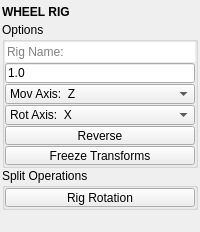
Old version of the form mayatk/rig_utils/wheel_rig.ui in the repository m3trik/mayatk.
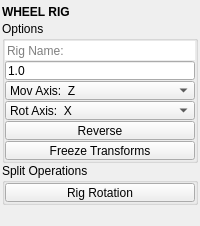
New version of the form. Custom widgets are drawn as their Qt base class.

```diff
--- a/mayatk/rig_utils/wheel_rig.ui
+++ b/mayatk/rig_utils/wheel_rig.ui
@@ -55,13 +55,13 @@
         <property name="minimumSize">
          <size>
           <width>0</width>
-          <height>20</height>
+          <height>19</height>
          </size>
         </property>
         <property name="maximumSize">
          <size>
           <width>16777215</width>
-          <height>20</height>
+          <height>19</height>
          </size>
         </property>
         <property name="font">
@@ -101,13 +101,13 @@
            <property name="minimumSize">
             <size>
              <width>0</width>
-             <height>20</height>
+             <height>19</height>
             </size>
            </property>
            <property name="maximumSize">
             <size>
              <width>16777215</width>
-             <height>20</height>
+             <height>19</height>
             </size>
            </property>
            <property name="toolTip">
@@ -126,13 +126,13 @@
            <property name="minimumSize">
             <size>
              <width>0</width>
-             <height>20</height>
+             <height>19</height>
             </size>
            </property>
            <property name="maximumSize">
             <size>
              <width>16777215</width>
-             <height>20</height>
+             <height>19</height>
             </size>
            </property>
            <property name="toolTip">
@@ -151,13 +151,13 @@
            <property name="minimumSize">
             <size>
              <width>0</width>
-             <height>20</height>
+             <height>19</height>
             </size>
            </property>
            <property name="maximumSize">
             <size>
              <width>16777215</width>
-             <height>20</height>
+             <height>19</height>
             </size>
            </property>
            <property name="toolTip">
@@ -200,13 +200,13 @@
            <property name="minimumSize">
             <size>
              <width>0</width>
-             <height>20</height>
+             <height>19</height>
             </size>
            </property>
            <property name="maximumSize">
             <size>
              <width>16777215</width>
-             <height>20</height>
+             <height>19</height>
             </size>
            </property>
            <property name="toolTip">
@@ -391,13 +391,13 @@
         <property name="minimumSize">
          <size>
           <width>0</width>
-          <height>20</height>
+          <height>19</height>
          </size>
         </property>
         <property name="maximumSize">
          <size>
           <width>16777215</width>
-          <height>20</height>
+          <height>19</height>
          </size>
         </property>
        </widget>
```
